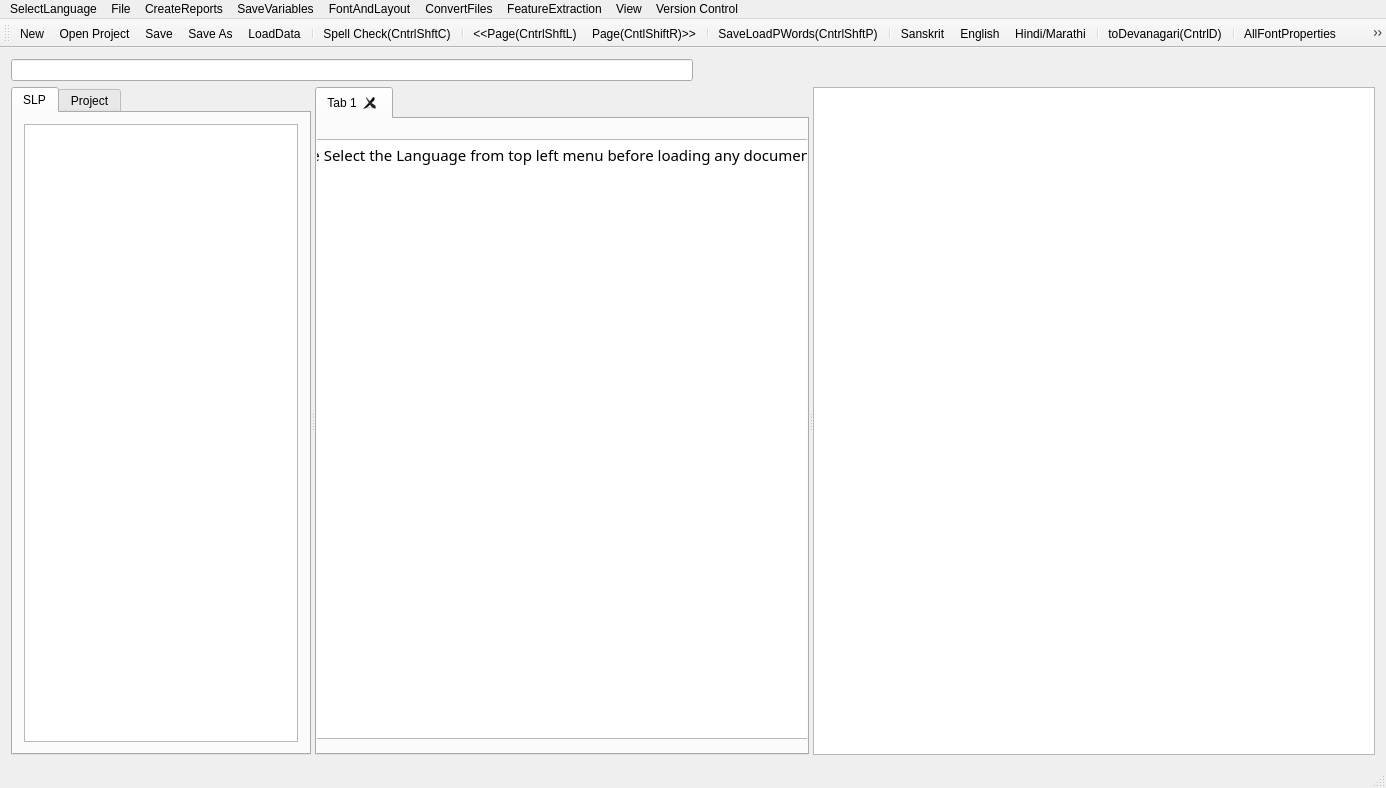
First picture: the form in FrameWorkCode/mainwindow.ui, repository UDAAN-LEAP/leap-pe-tool, before the edit.
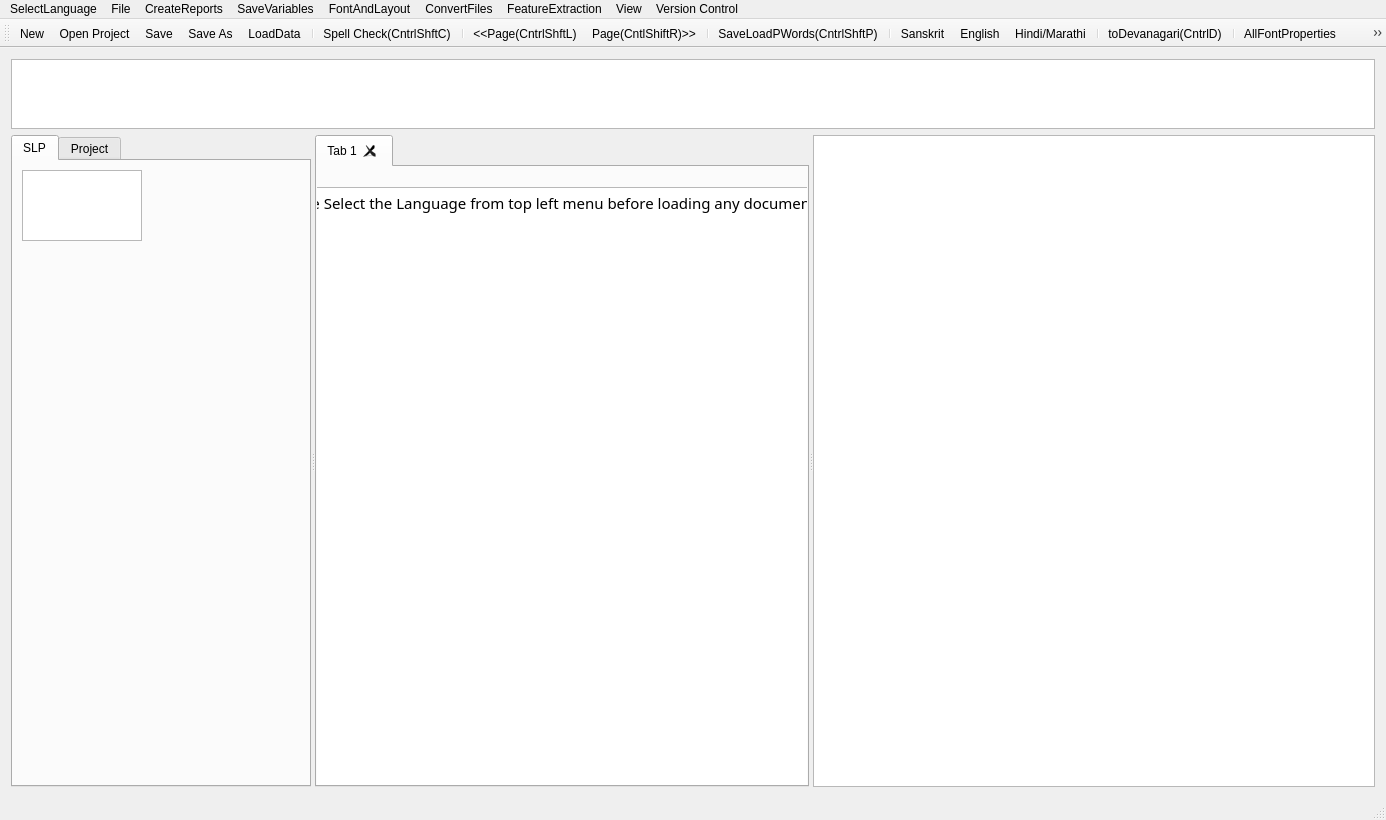
Second picture: the form after the edit. Icons and pictures are not drawn.

```diff
--- a/FrameWorkCode/mainwindow.ui
+++ b/FrameWorkCode/mainwindow.ui
@@ -11,7 +11,7 @@
    </rect>
   </property>
   <property name="sizePolicy">
-   <sizepolicy hsizetype="Expanding" vsizetype="Expanding">
+   <sizepolicy hsizetype="Preferred" vsizetype="Preferred">
     <horstretch>0</horstretch>
     <verstretch>0</verstretch>
    </sizepolicy>
@@ -23,31 +23,26 @@
    <string>MainWindow</string>
   </property>
   <widget class="QWidget" name="centralWidget">
-   <layout class="QGridLayout" name="gridLayout_3">
+   <property name="sizePolicy">
+    <sizepolicy hsizetype="Expanding" vsizetype="Expanding">
+     <horstretch>0</horstretch>
+     <verstretch>0</verstretch>
+    </sizepolicy>
+   </property>
+   <layout class="QHBoxLayout" name="horizontalLayout_2">
+    <item>
+     <layout class="QGridLayout" name="gridLayout">
     <item row="0" column="0">
-     <layout class="QHBoxLayout" name="horizontalLayout_4">
+       <layout class="QHBoxLayout" name="horizontalLayout">
       <item>
-       <widget class="QLineEdit" name="lineEdit"/>
-      </item>
-      <item>
-       <spacer name="horizontalSpacer_2">
-        <property name="orientation">
-         <enum>Qt::Horizontal</enum>
-        </property>
-        <property name="sizeHint" stdset="0">
-         <size>
-          <width>40</width>
-          <height>20</height>
-         </size>
-        </property>
-       </spacer>
+         <widget class="QPlainTextEdit" name="plainTextEdit"/>
       </item>
      </layout>
     </item>
     <item row="1" column="0">
      <widget class="QSplitter" name="splitter_2">
       <property name="sizePolicy">
-       <sizepolicy hsizetype="Expanding" vsizetype="Expanding">
+         <sizepolicy hsizetype="Expanding" vsizetype="Minimum">
         <horstretch>0</horstretch>
         <verstretch>0</verstretch>
        </sizepolicy>
@@ -85,11 +80,17 @@
          <attribute name="title">
           <string>SLP</string>
          </attribute>
-         <layout class="QGridLayout" name="gridLayout">
-          <item row="0" column="0">
            <widget class="QTextEdit" name="textEdit">
+            <property name="geometry">
+             <rect>
+              <x>9</x>
+              <y>9</y>
+              <width>120</width>
+              <height>71</height>
+             </rect>
+            </property>
             <property name="sizePolicy">
-             <sizepolicy hsizetype="Maximum" vsizetype="Expanding">
+             <sizepolicy hsizetype="Maximum" vsizetype="Minimum">
               <horstretch>0</horstretch>
               <verstretch>0</verstretch>
              </sizepolicy>
@@ -119,8 +120,6 @@
              <bool>true</bool>
             </property>
            </widget>
-          </item>
-         </layout>
         </widget>
         <widget class="QWidget" name="tab_2">
          <attribute name="title">
@@ -228,7 +227,7 @@
       </widget>
       <widget class="QGraphicsView" name="graphicsView">
        <property name="sizePolicy">
-        <sizepolicy hsizetype="MinimumExpanding" vsizetype="Expanding">
+          <sizepolicy hsizetype="Minimum" vsizetype="Minimum">
          <horstretch>0</horstretch>
          <verstretch>0</verstretch>
         </sizepolicy>
@@ -265,6 +264,8 @@
        </property>
       </widget>
      </widget>
+      </item>
+     </layout>
     </item>
    </layout>
   </widget>
```
Lines whose indentation alone changed are shown as unchanged.
